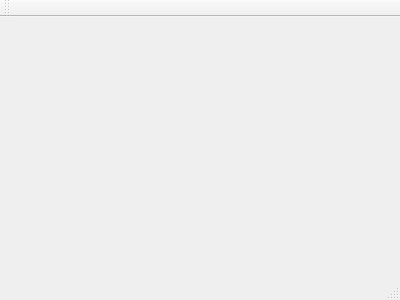
Old version of the form mainwindow.ui in the repository NRauh/SFVC.
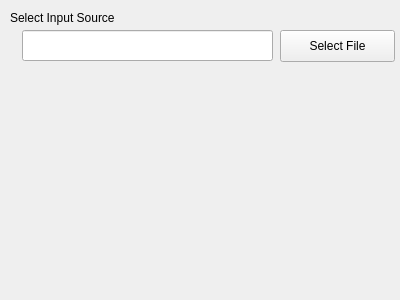
New version of the form.

Commit message: Can select a file

Diff of the .ui file:
```diff
--- a/mainwindow.ui
+++ b/mainwindow.ui
@@ -12,13 +12,56 @@
   <property name="windowTitle" >
    <string>MainWindow</string>
   </property>
-  <widget class="QMenuBar" name="menuBar" />
-  <widget class="QToolBar" name="mainToolBar" />
-  <widget class="QWidget" name="centralWidget" />
-  <widget class="QStatusBar" name="statusBar" />
+  <widget class="QWidget" name="centralWidget">
+   <widget class="QLabel" name="inputLabel">
+    <property name="geometry">
+     <rect>
+      <x>10</x>
+      <y>10</y>
+      <width>122</width>
+      <height>16</height>
+     </rect>
+    </property>
+    <property name="text">
+     <string>Select Input Source</string>
+    </property>
+   </widget>
+   <widget class="QPushButton" name="inputSelectButton">
+    <property name="geometry">
+     <rect>
+      <x>280</x>
+      <y>30</y>
+      <width>115</width>
+      <height>32</height>
+     </rect>
+    </property>
+    <property name="text">
+     <string>Select File</string>
+    </property>
+   </widget>
+   <widget class="QLineEdit" name="inputPath">
+    <property name="geometry">
+     <rect>
+      <x>22</x>
+      <y>30</y>
+      <width>251</width>
+      <height>31</height>
+     </rect>
+    </property>
+   </widget>
+  </widget>
+  <widget class="QMenuBar" name="menuBar">
+   <property name="geometry">
+    <rect>
+     <x>0</x>
+     <y>0</y>
+     <width>400</width>
+     <height>22</height>
+    </rect>
+   </property>
+  </widget>
  </widget>
- <layoutDefault spacing="6" margin="11" />
- <pixmapfunction></pixmapfunction>
+ <layoutdefault spacing="6" margin="11"/>
  <resources/>
  <connections/>
 </ui>
```
Left out of the diff: 7 changed lines with no effect on the pictures. The commit also changes 2 other files.
